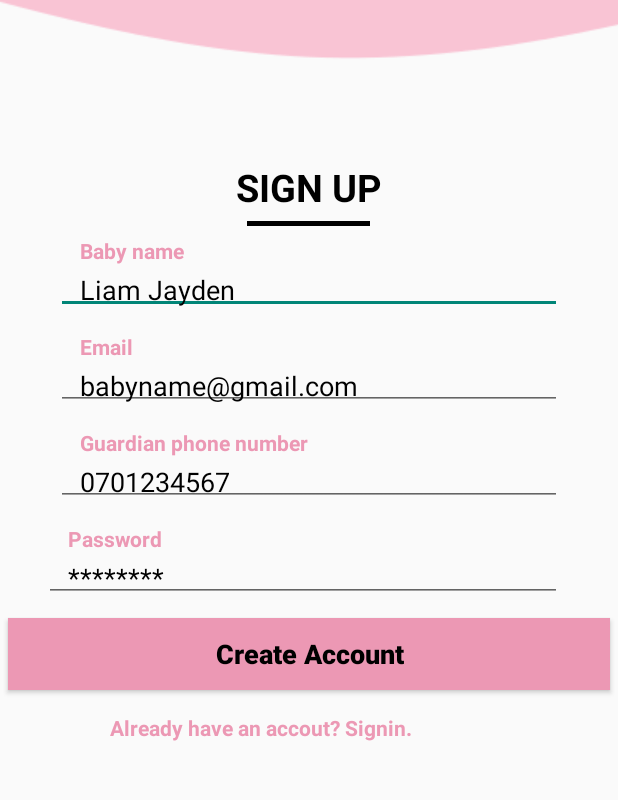
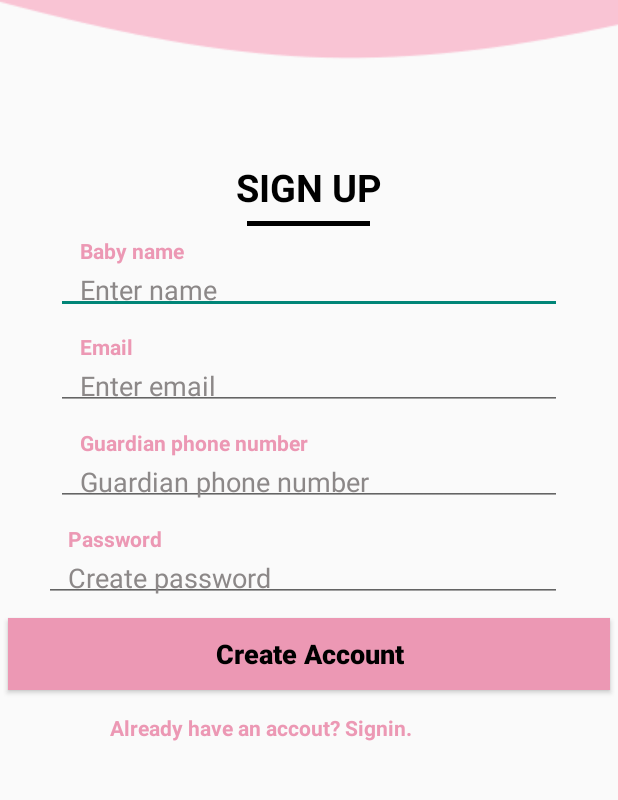
Before and after one commit to Louis-crypto/KinderCare, an Android app: the SignupActivity screen opened directly, with no data from a screen before it, on a phone screen of 412 x 824 dp, the part 146-946 px from its top. Run offline under Robolectric (Android 15) with nearby library versions, the phone set to English and light mode, and no system bars; our stand-ins replace Firebase (no records; nobody signed in at launch, a user with empty details on screens opened directly).

Commit message:
Change text hints for login and sign-up page

```diff
--- a/app/src/main/res/layout/activity_signup.xml
+++ b/app/src/main/res/layout/activity_signup.xml
@@ -71,9 +71,9 @@
                 android:paddingLeft="16dp"
                 android:paddingTop="4dp"
                 android:paddingBottom="4dp"
-                android:hint="Liam Jayden"
+                android:hint="Enter name"
                 android:textColor="@color/black"
-                android:textColorHint="@color/black"/>
+                android:textColorHint="#8C8888"/>
 
         </LinearLayout>
 
@@ -102,9 +102,9 @@
                 android:paddingLeft="16dp"
                 android:paddingTop="4dp"
                 android:paddingBottom="4dp"
-                android:hint="babyname@gmail.com"
+                android:hint="Enter email"
                 android:textColor="@color/black"
-                android:textColorHint="@color/black"/>
+                android:textColorHint="#8C8888"/>
 
         </LinearLayout>
 
@@ -133,9 +133,9 @@
                 android:paddingLeft="16dp"
                 android:paddingTop="4dp"
                 android:paddingBottom="4dp"
-                android:hint="0701234567"
+                android:hint="Guardian phone number"
                 android:textColor="@color/black"
-                android:textColorHint="@color/black"/>
+                android:textColorHint="#8C8888"/>
 
         </LinearLayout>
 
@@ -164,9 +164,9 @@
                 android:paddingLeft="16dp"
                 android:paddingTop="4dp"
                 android:paddingBottom="4dp"
-                android:hint="********"
+                android:hint="Create password"
                 android:textColor="@color/black"
-                android:textColorHint="@color/black"/>
+                android:textColorHint="#8C8888"/>
 
         </LinearLayout>
 
--- a/build.gradle
+++ b/build.gradle
@@ -7,7 +7,7 @@ buildscript {
 
     dependencies {
         classpath 'com.google.gms:google-services:4.3.10'
-        classpath 'com.android.tools.build:gradle:4.1.2'
+        classpath 'com.android.tools.build:gradle:7.1.1'
     }
 
 }
```
Also changed, not shown: app/src/main/res/layout/activity_login.xml (+4 -4 lines).
